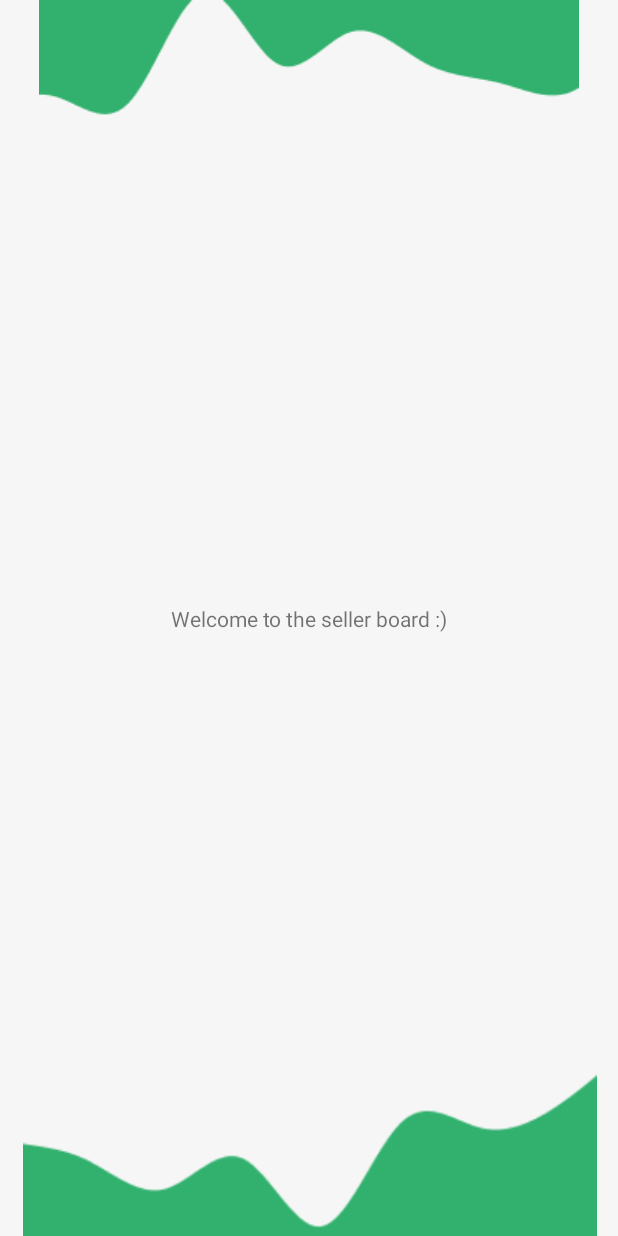
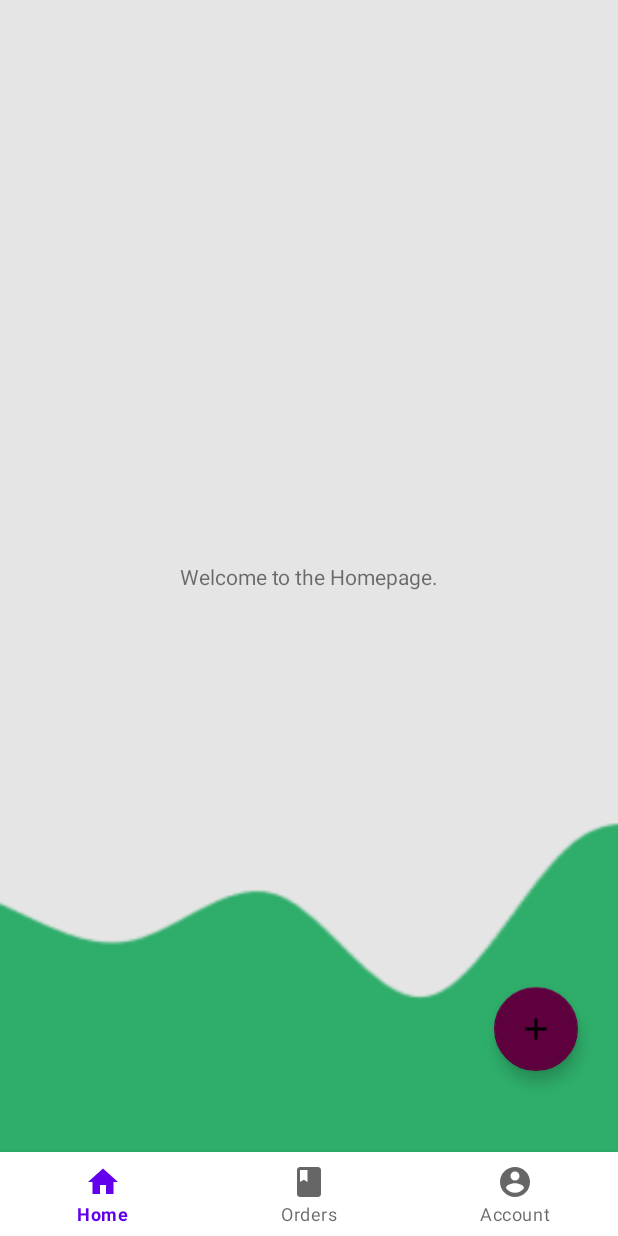
Before and after one commit to CSCB07Project/FreshCart, an Android app: the SellerDashboard screen opened directly, with no data from a screen before it, on a phone screen of 412 x 824 dp. Run offline under Robolectric (Android 15) with nearby library versions, the phone set to English and light mode, and no system bars.

Commit message:
Implemented navbar for the seller dashboard, and added fragments for the account, home, and orders page.

```diff
--- a/app/build.gradle
+++ b/app/build.gradle
@@ -30,6 +30,7 @@ android {
 
 dependencies {
     implementation 'com.google.firebase:firebase-auth:21.0.1'
+    implementation 'androidx.legacy:legacy-support-v4:1.0.0'
     testImplementation 'junit:junit:4.12'
     implementation 'androidx.appcompat:appcompat:1.3.1'
     implementation 'com.google.android.material:material:1.4.0'
@@ -38,4 +39,5 @@ dependencies {
     testImplementation 'junit:junit:4.+'
     androidTestImplementation 'androidx.test.ext:junit:1.1.3'
     androidTestImplementation 'androidx.test.espresso:espresso-core:3.4.0'
+
 }
--- /dev/null
+++ b/app/src/main/java/com/example/myapplication/fragments/Sellerdashboardhome.java
@@ -0,0 +1,66 @@
+package com.example.myapplication.fragments;
+
+import android.os.Bundle;
+
+import androidx.fragment.app.Fragment;
+
+import android.view.LayoutInflater;
+import android.view.View;
+import android.view.ViewGroup;
+
+import com.example.myapplication.R;
+
+/**
+ * A simple {@link Fragment} subclass.
+ * Use the {@link Sellerdashboardhome#newInstance} factory method to
+ * create an instance of this fragment.
+ */
+public class Sellerdashboardhome extends Fragment {
+
+    // TODO: Rename parameter arguments, choose names that match
+    // the fragment initialization parameters, e.g. ARG_ITEM_NUMBER
+    private static final String ARG_PARAM1 = "param1";
+    private static final String ARG_PARAM2 = "param2";
+
+    // TODO: Rename and change types of parameters
+    private String mParam1;
+    private String mParam2;
+
+    public Sellerdashboardhome() {
+        // Required empty public constructor
+    }
+
+    /**
+     * Use this factory method to create a new instance of
+     * this fragment using the provided parameters.
+     *
+     * @param param1 Parameter 1.
+     * @param param2 Parameter 2.
+     * @return A new instance of fragment Sellerdashboardhome.
+     */
+    // TODO: Rename and change types and number of parameters
+    public static Sellerdashboardhome newInstance(String param1, String param2) {
+        Sellerdashboardhome fragment = new Sellerdashboardhome();
+        Bundle args = new Bundle();
+        args.putString(ARG_PARAM1, param1);
+        args.putString(ARG_PARAM2, param2);
+        fragment.setArguments(args);
+        return fragment;
+    }
+
+    @Override
+    public void onCreate(Bundle savedInstanceState) {
+        super.onCreate(savedInstanceState);
+        if (getArguments() != null) {
+            mParam1 = getArguments().getString(ARG_PARAM1);
+            mParam2 = getArguments().getString(ARG_PARAM2);
+        }
+    }
+
+    @Override
+    public View onCreateView(LayoutInflater inflater, ViewGroup container,
+                             Bundle savedInstanceState) {
+        // Inflate the layout for this fragment
+        return inflater.inflate(R.layout.fragment_sellerdashboardhome, container, false);
+    }
+}
--- /dev/null
+++ b/app/src/main/res/drawable/account_icon.xml
@@ -0,0 +1,10 @@
+<vector xmlns:android="http://schemas.android.com/apk/res/android"
+    android:width="24dp"
+    android:height="24dp"
+    android:viewportWidth="24"
+    android:viewportHeight="24"
+    android:tint="?attr/colorControlNormal">
+  <path
+      android:fillColor="@android:color/white"
+      android:pathData="M12,2C6.48,2 2,6.48 2,12s4.48,10 10,10 10,-4.48 10,-10S17.52,2 12,2zM12,5c1.66,0 3,1.34 3,3s-1.34,3 -3,3 -3,-1.34 -3,-3 1.34,-3 3,-3zM12,19.2c-2.5,0 -4.71,-1.28 -6,-3.22 0.03,-1.99 4,-3.08 6,-3.08 1.99,0 5.97,1.09 6,3.08 -1.29,1.94 -3.5,3.22 -6,3.22z"/>
+</vector>
--- /dev/null
+++ b/app/src/main/res/drawable/ic_baseline_add_24.xml
@@ -0,0 +1,10 @@
+<vector xmlns:android="http://schemas.android.com/apk/res/android"
+    android:width="24dp"
+    android:height="24dp"
+    android:viewportWidth="24"
+    android:viewportHeight="24"
+    android:tint="?attr/colorControlNormal">
+  <path
+      android:fillColor="@android:color/white"
+      android:pathData="M19,13h-6v6h-2v-6H5v-2h6V5h2v6h6v2z"/>
+</vector>
--- /dev/null
+++ b/app/src/main/res/drawable/ic_baseline_home_24.xml
@@ -0,0 +1,10 @@
+<vector xmlns:android="http://schemas.android.com/apk/res/android"
+    android:width="24dp"
+    android:height="24dp"
+    android:viewportWidth="24"
+    android:viewportHeight="24"
+    android:tint="?attr/colorControlNormal">
+  <path
+      android:fillColor="@android:color/white"
+      android:pathData="M10,20v-6h4v6h5v-8h3L12,3 2,12h3v8z"/>
+</vector>
--- /dev/null
+++ b/app/src/main/res/drawable/orders.xml
@@ -0,0 +1,10 @@
+<vector xmlns:android="http://schemas.android.com/apk/res/android"
+    android:width="24dp"
+    android:height="24dp"
+    android:viewportWidth="24"
+    android:viewportHeight="24"
+    android:tint="?attr/colorControlNormal">
+  <path
+      android:fillColor="@android:color/white"
+      android:pathData="M18,2H6c-1.1,0 -2,0.9 -2,2v16c0,1.1 0.9,2 2,2h12c1.1,0 2,-0.9 2,-2V4c0,-1.1 -0.9,-2 -2,-2zM6,4h5v8l-2.5,-1.5L6,12V4z"/>
+</vector>
--- a/app/src/main/res/layout/activity_seller_dashboard.xml
+++ b/app/src/main/res/layout/activity_seller_dashboard.xml
@@ -9,29 +9,39 @@
 
     <ImageView
         android:id="@+id/imageView6"
-        android:layout_width="wrap_content"
-        android:layout_height="wrap_content"
-        app:layout_constraintEnd_toEndOf="parent"
-        app:layout_constraintStart_toStartOf="parent"
-        app:layout_constraintTop_toTopOf="parent"
-        app:srcCompat="@drawable/accountdeclarationwave1" />
-
-    <ImageView
-        android:id="@+id/imageView7"
-        android:layout_width="416dp"
-        android:layout_height="133dp"
+        android:layout_width="411dp"
+        android:layout_height="207dp"
+        android:scaleX="2"
         app:layout_constraintBottom_toBottomOf="parent"
         app:layout_constraintEnd_toEndOf="parent"
+        app:layout_constraintHorizontal_bias="0.0"
         app:layout_constraintStart_toStartOf="parent"
-        app:srcCompat="@drawable/accountdeclarationwave2" />
+        app:srcCompat="@drawable/sellerdashboardwave" />
 
-    <TextView
-        android:id="@+id/textView4"
-        android:layout_width="wrap_content"
-        android:layout_height="wrap_content"
-        android:text="Welcome to the seller board :)"
-        app:layout_constraintBottom_toBottomOf="@+id/imageView7"
+    <FrameLayout
+        android:id="@+id/sellerframe"
+        android:layout_width="match_parent"
+        android:layout_height="0dp"
+        android:layout_above="@+id/sellerdashboard_nav"
+        android:background="#FFFFFF"
+        app:layout_constraintBottom_toTopOf="@+id/sellerdashboard_nav"
         app:layout_constraintEnd_toEndOf="parent"
         app:layout_constraintStart_toStartOf="parent"
         app:layout_constraintTop_toTopOf="parent" />
+
+
+    <com.google.android.material.bottomnavigation.BottomNavigationView
+        android:id = "@+id/sellerdashboard_nav"
+        android:layout_width="match_parent"
+        android:layout_height="wrap_content"
+        android:layout_alignParentBottom="true"
+        android:background="?android:attr/windowBackground"
+        app:layout_constraintBottom_toBottomOf="@+id/imageView6"
+        app:layout_constraintEnd_toEndOf="parent"
+        app:layout_constraintHorizontal_bias="0.0"
+        app:layout_constraintStart_toStartOf="parent"
+        app:layout_constraintTop_toTopOf="parent"
+        app:layout_constraintVertical_bias="1.0"
+        app:menu="@menu/sellerdashboard_navmenu" />
+
 </androidx.constraintlayout.widget.ConstraintLayout>
--- /dev/null
+++ b/app/src/main/res/layout/fragment_sellerdashboardhome.xml
@@ -0,0 +1,57 @@
+<?xml version="1.0" encoding="utf-8"?>
+<FrameLayout xmlns:android="http://schemas.android.com/apk/res/android"
+    xmlns:app="http://schemas.android.com/apk/res-auto"
+    xmlns:tools="http://schemas.android.com/tools"
+    android:layout_width="match_parent"
+    android:layout_height="match_parent"
+    android:background="#E5E5E5"
+    tools:context=".fragments.Sellerdashboardhome">
+
+    <!-- TODO: Update blank fragment layout -->
+
+    <androidx.constraintlayout.widget.ConstraintLayout
+        android:layout_width="match_parent"
+        android:layout_height="match_parent">
+
+        <com.google.android.material.floatingactionbutton.FloatingActionButton
+            android:id="@+id/floatingActionButton"
+            android:layout_width="wrap_content"
+            android:layout_height="wrap_content"
+            android:clickable="true"
+            android:src="@drawable/ic_baseline_add_24"
+            app:backgroundTint="#5E003E"
+            app:layout_constraintBottom_toBottomOf="parent"
+            app:layout_constraintEnd_toEndOf="parent"
+            app:layout_constraintHorizontal_bias="0.926"
+            app:layout_constraintStart_toStartOf="parent"
+            app:layout_constraintTop_toTopOf="parent"
+            app:layout_constraintVertical_bias="0.924" />
+
+        <ImageView
+            android:id="@+id/imageView7"
+            android:layout_width="wrap_content"
+            android:layout_height="wrap_content"
+            android:scaleX="2"
+            android:scaleY="1.6"
+            android:src="@drawable/sellerdashboardwave"
+            app:layout_constraintBottom_toBottomOf="parent"
+            app:layout_constraintEnd_toEndOf="parent"
+            app:layout_constraintHorizontal_bias="0.49"
+            app:layout_constraintStart_toStartOf="parent"
+            app:layout_constraintTop_toTopOf="parent"
+            app:layout_constraintVertical_bias="0.906" />
+
+        <TextView
+            android:id="@+id/textView6"
+            android:layout_width="wrap_content"
+            android:layout_height="wrap_content"
+            android:text="Welcome to the Homepage."
+            app:layout_constraintBottom_toBottomOf="parent"
+            app:layout_constraintEnd_toEndOf="parent"
+            app:layout_constraintStart_toStartOf="parent"
+            app:layout_constraintTop_toTopOf="parent" />
+
+    </androidx.constraintlayout.widget.ConstraintLayout>
+
+
+</FrameLayout>
--- /dev/null
+++ b/app/src/main/res/menu/sellerdashboard_navmenu.xml
@@ -0,0 +1,21 @@
+<?xml version="1.0" encoding="utf-8"?>
+<menu xmlns:android="http://schemas.android.com/apk/res/android">
+    <item
+        android:id = "@+id/sellerdashboard_navmenu_home"
+        android:icon="@drawable/ic_baseline_home_24"
+        android:title = "Home" />
+
+    <item
+        android:id = "@+id/sellerdashboard_navmenu_orders"
+        android:icon="@drawable/orders"
+        android:title = "Orders" />
+
+    <item
+        android:id = "@+id/sellerdashboard_navmenu_account"
+        android:icon="@drawable/account_icon"
+        android:title = "Account" />
+
+
+
+
+</menu>
--- a/app/src/main/res/values/strings.xml
+++ b/app/src/main/res/values/strings.xml
@@ -5,4 +5,6 @@
     <string name="password_hint">Password</string>
     <string name="loginactivity_or">or</string>
     <string name="loginerror">*Invalid Login</string>
+    <!-- TODO: Remove or change this placeholder text -->
+    <string name="hello_blank_fragment">Hello blank fragment</string>
 </resources>
```
Also changed, not shown: app/src/main/java/com/example/myapplication/SellerDashboard.java (+42 -0 lines), app/src/main/java/com/example/myapplication/fragments/Sellerdashboardaccount.java (added, +66 -0 lines), app/src/main/java/com/example/myapplication/fragments/Sellerdashboardorders.java (added, +66 -0 lines), app/src/main/res/layout/fragment_sellerdashboardaccount.xml (added, +28 -0 lines), app/src/main/res/layout/fragment_sellerdashboardorders.xml (added, +27 -0 lines), app/src/main/res/drawable/sellerdashboardwave.png (added).
